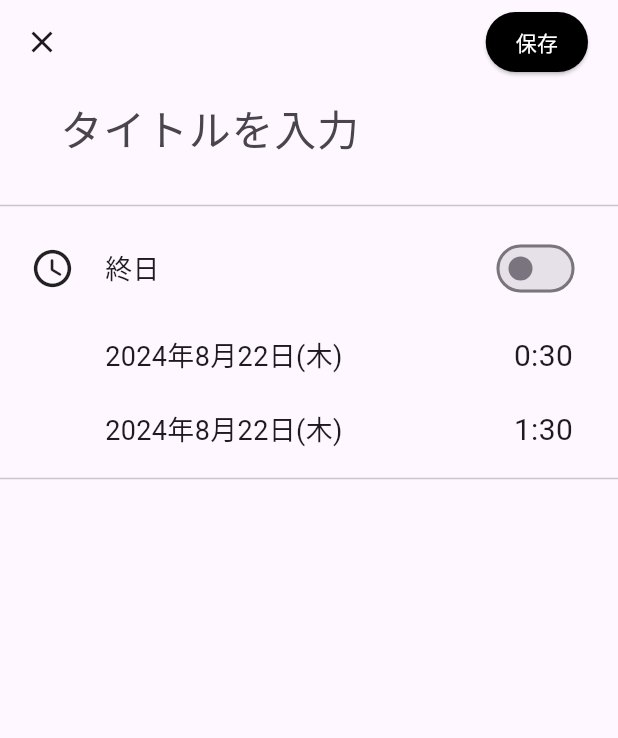
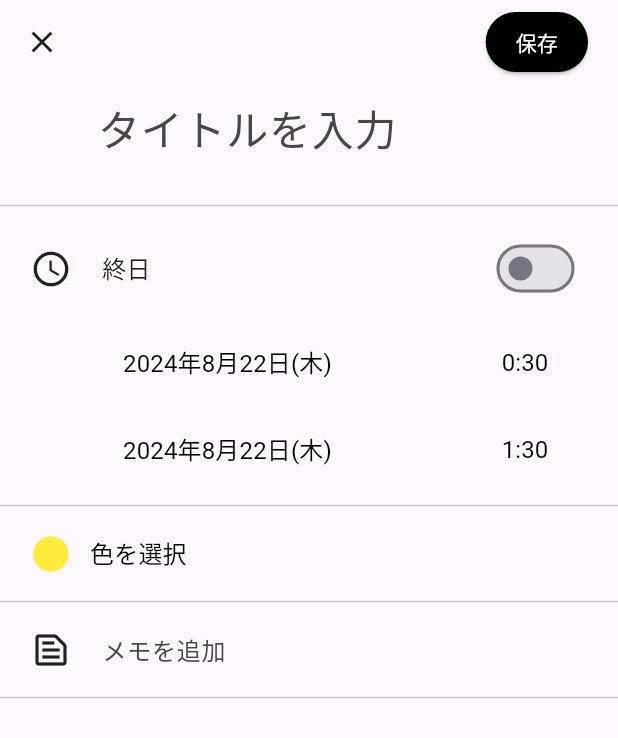
Before and after one commit to Ferret-Missle/CalendarApp, a Flutter app: the EventAddPage screen opened directly, on a phone screen of 412 x 824 dp. Shown: the top 738 px of the screen. Run offline on Flutter 3.47's test engine with Material 3 defaults, Android fonts, the phone set to English and light mode, and no system bars; our stand-ins replace table_calendar.

Commit message:
0816-0232
Signed-off-by: shosan <shosan.918@gmail.com>

```diff
--- a/lib/eventEdit.dart
+++ b/lib/eventEdit.dart
@@ -10,7 +10,7 @@ class EventAddPage extends StatefulWidget {
 }
 
 class _EventAddPageState extends State<EventAddPage> {
-  var isOn = false;
+  var isOn = false; //終日設定
 
   @override
   void initState() {
@@ -21,6 +21,61 @@ class _EventAddPageState extends State<EventAddPage> {
 
   void fetchData(String eventId) {
     // データ取得のロジックをここに記述
+  }
+
+  Color eventColor = Colors.yellow;
+  Map<String, Color> colorPalette = {
+    'トマト': Colors.red,
+    'オレンジ': Colors.deepOrangeAccent,
+    'バナナ': Colors.yellow,
+    'バジル': Colors.green,
+    'セージ': Colors.lightGreenAccent,
+    'ピーコック': Colors.lightBlueAccent,
+    'ブルーベリー': Colors.deepPurple,
+    'ブドウ': Colors.purple,
+    'グラファイト': Colors.grey,
+  };
+
+  void _pickColor() async {
+    Color pickerColor = eventColor;
+    await showDialog(
+      context: context,
+      builder: (context) {
+        return AlertDialog(
+          content: SingleChildScrollView(
+            child: Column(
+              children: colorPalette.entries.map((entry) {
+                return ListTile(
+                  leading: Icon(
+                    Icons.circle,
+                    color: entry.value,
+                    size: 28,
+                  ),
+                  title: Text(entry.key),
+                  onTap: () {
+                    setState(() {
+                      eventColor = entry.value;
+                    });
+                    Navigator.of(context).pop();
+                  },
+                );
+              }).toList(),
+            ),
+          ),
+          actions: [
+            TextButton(
+              child: Text('OK'),
+              onPressed: () {
+                setState(() {
+                  eventColor = pickerColor;
+                });
+                Navigator.of(context).pop();
+              },
+            ),
+          ],
+        );
+      },
+    );
   }
 
   @override
@@ -54,10 +109,10 @@ class _EventAddPageState extends State<EventAddPage> {
           ),
         ],
       ),
-      body: Column(
+      body: ListView(
         children: [
           Padding(
-            padding: EdgeInsets.only(left: 40, right: 40, bottom: 15),
+            padding: EdgeInsets.only(left: 65, right: 40, bottom: 15),
             child: TextField(
               style: TextStyle(fontSize: 28),
               decoration: InputDecoration(
@@ -75,12 +130,12 @@ class _EventAddPageState extends State<EventAddPage> {
                   padding: const EdgeInsets.only(left: 20, right: 20),
                   child: Icon(
                     Icons.access_time_rounded,
-                    size: 30,
+                    size: 28,
                   ),
                 ),
                 Text(
                   '終日',
-                  style: TextStyle(fontSize: 18),
+                  style: TextStyle(fontSize: 16),
                 ),
                 Spacer(),
                 Padding(
@@ -102,44 +157,128 @@ class _EventAddPageState extends State<EventAddPage> {
             ),
           ),
           Padding(
-            padding: EdgeInsets.symmetric(vertical: 10),
+            padding: EdgeInsets.symmetric(vertical: 5),
             child: Row(children: [
               Padding(
                 padding: EdgeInsets.only(left: 70),
+                child: TextButton(
                   child: Text(
                     '2024年8月22日(木)',
-                  style: TextStyle(fontSize: 18),
+                    style: TextStyle(
+                      fontSize: 16,
+                      fontWeight: FontWeight.w400,
+                      color: Colors.black,
+                    ),
+                  ),
+                  onPressed: () {},
                 ),
               ),
               Spacer(),
+              // if (isOn)
+              //
+              //時刻変数を削除
+              if (!isOn)
                 Padding(
                   padding: EdgeInsets.only(right: 30),
+                  child: TextButton(
+                    style: ButtonStyle(),
                     child: Text(
                       '0:30',
-                  style: TextStyle(fontSize: 20),
+                      style: TextStyle(
+                        fontSize: 16,
+                        fontWeight: FontWeight.w400,
+                        color: Colors.black,
+                      ),
+                    ),
+                    onPressed: () {},
                   ),
                 ),
             ]),
           ),
           Padding(
-            padding: EdgeInsets.symmetric(vertical: 10),
+            padding: EdgeInsets.symmetric(vertical: 5),
             child: Row(children: [
               Padding(
                 padding: EdgeInsets.only(left: 70),
+                child: TextButton(
                   child: Text(
                     '2024年8月22日(木)',
-                  style: TextStyle(fontSize: 18),
+                    style: TextStyle(
+                      fontSize: 16,
+                      fontWeight: FontWeight.w400,
+                      color: Colors.black,
+                    ),
+                  ),
+                  onPressed: () {},
                 ),
               ),
               Spacer(),
+              // if (isOn)
+              //時刻変数を削除
+              if (!isOn)
                 Padding(
                   padding: EdgeInsets.only(right: 30),
+                  child: TextButton(
                     child: Text(
                       '1:30',
-                  style: TextStyle(fontSize: 20),
+                      style: TextStyle(
+                        fontSize: 16,
+                        fontWeight: FontWeight.w400,
+                        color: Colors.black,
+                      ),
+                    ),
+                    onPressed: () {},
                   ),
                 ),
             ]),
+          ),
+          Divider(),
+          Row(
+            mainAxisAlignment: MainAxisAlignment.start,
+            children: [
+              Padding(
+                padding: const EdgeInsets.only(left: 20),
+                child: Icon(
+                  Icons.circle,
+                  color: Colors.yellow,
+                  size: 28,
+                ),
+              ),
+              Flexible(
+                child: TextButton(
+                  child: Text(
+                    '色を選択',
+                    style: TextStyle(
+                      fontSize: 16,
+                      color: Colors.black,
+                    ),
+                    textAlign: TextAlign.left,
+                  ),
+                  onPressed: _pickColor,
+                ),
+              ),
+            ],
+          ),
+          Divider(),
+          Row(
+            children: [
+              Padding(
+                padding: const EdgeInsets.only(left: 20, right: 20),
+                child: Icon(
+                  Icons.text_snippet_outlined,
+                  size: 28,
+                ),
+              ),
+              Expanded(
+                child: TextField(
+                  style: TextStyle(fontSize: 16),
+                  decoration: InputDecoration(
+                    border: InputBorder.none,
+                    hintText: 'メモを追加',
+                  ),
+                ),
+              ),
+            ],
           ),
           Divider(),
         ],
--- a/pubspec.yaml
+++ b/pubspec.yaml
@@ -13,6 +13,8 @@ dependencies:
   table_calendar: ^3.1.2
   intl: ^0.19.0
   fluttertoast: ^8.2.8
+  flutter_colorpicker: ^1.1.0
+  flutter_color: ^2.1.0
 
 dev_dependencies:
   flutter_test:
```
Also changed, not shown: lib/main.dart (+7 -6 lines), pubspec.lock. Lines whose indentation alone changed are shown as unchanged.
